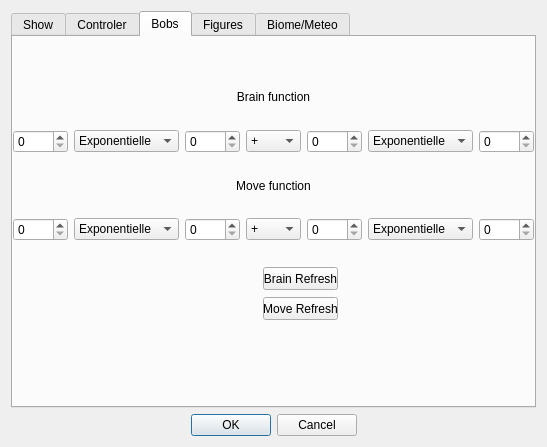
This is view/Settings.ui in yetanotherf0rked/3a_bobbar as Qt 5 draws it before an edit. The edited form follows.
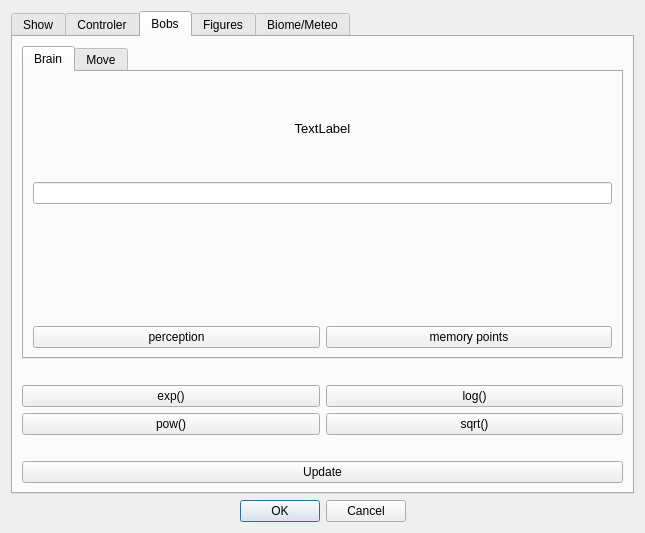
This is the edited form. The open tabs and pages were chosen to show the change.

Commit message: Change move and brain modification

The edit to the form file:
```diff
--- a/view/Settings.ui
+++ b/view/Settings.ui
@@ -6,18 +6,18 @@
    <rect>
     <x>0</x>
     <y>0</y>
-    <width>547</width>
-    <height>447</height>
+    <width>645</width>
+    <height>533</height>
    </rect>
   </property>
   <property name="windowTitle">
    <string>Form</string>
   </property>
-  <layout class="QVBoxLayout" name="verticalLayout_3">
+  <layout class="QVBoxLayout" name="verticalLayout_2">
    <item>
     <widget class="QTabWidget" name="tabWidget">
      <property name="currentIndex">
-      <number>0</number>
+      <number>2</number>
      </property>
      <widget class="QWidget" name="tab">
       <attribute name="title">
@@ -125,220 +125,258 @@
       <attribute name="title">
        <string>Bobs</string>
       </attribute>
-      <widget class="QWidget" name="layoutWidget">
-       <property name="geometry">
-        <rect>
-         <x>0</x>
-         <y>33</y>
-         <width>521</width>
-         <height>171</height>
-        </rect>
-       </property>
-       <layout class="QVBoxLayout" name="verticalLayout_2">
-        <item>
-         <widget class="QLabel" name="brain_label">
-          <property name="text">
-           <string>Brain function</string>
-          </property>
-          <property name="alignment">
-           <set>Qt::AlignCenter</set>
-          </property>
+      <layout class="QGridLayout" name="gridLayout_3">
+       <item row="2" column="0">
+        <layout class="QGridLayout" name="gridLayout_2" columnstretch="0,0" columnminimumwidth="0,0">
+         <item row="7" column="0" colspan="2">
+          <widget class="QPushButton" name="pushButton">
+           <property name="text">
+            <string>Update</string>
+           </property>
+          </widget>
+         </item>
+         <item row="4" column="0">
+          <widget class="QPushButton" name="pushButton_3">
+           <property name="text">
+            <string>exp()</string>
+           </property>
+          </widget>
+         </item>
+         <item row="5" column="1">
+          <widget class="QPushButton" name="pushButton_6">
+           <property name="text">
+            <string>sqrt()</string>
+           </property>
+          </widget>
+         </item>
+         <item row="5" column="0">
+          <widget class="QPushButton" name="pushButton_5">
+           <property name="text">
+            <string>pow()</string>
+           </property>
+          </widget>
+         </item>
+         <item row="4" column="1">
+          <widget class="QPushButton" name="pushButton_9">
+           <property name="text">
+            <string>log()</string>
+           </property>
+          </widget>
+         </item>
+         <item row="6" column="0" colspan="2">
+          <spacer name="verticalSpacer_7">
+           <property name="orientation">
+            <enum>Qt::Horizontal</enum>
+           </property>
+           <property name="sizeType">
+            <enum>QSizePolicy::Fixed</enum>
+           </property>
+           <property name="sizeHint" stdset="0">
+            <size>
+             <width>40</width>
+             <height>20</height>
+            </size>
+           </property>
+          </spacer>
+         </item>
+        </layout>
+       </item>
+       <item row="0" column="0">
+        <widget class="QTabWidget" name="tabWidget_2">
+         <property name="currentIndex">
+          <number>1</number>
+         </property>
+         <widget class="QWidget" name="tab_7">
+          <attribute name="title">
+           <string>Brain</string>
+          </attribute>
+          <layout class="QGridLayout" name="gridLayout_4">
+           <item row="0" column="0">
+            <layout class="QGridLayout" name="gridLayout">
+             <item row="2" column="0" colspan="2">
+              <spacer name="verticalSpacer">
+               <property name="orientation">
+                <enum>Qt::Vertical</enum>
+               </property>
+               <property name="sizeType">
+                <enum>QSizePolicy::Fixed</enum>
+               </property>
+               <property name="sizeHint" stdset="0">
+                <size>
+                 <width>20</width>
+                 <height>40</height>
+                </size>
+               </property>
+              </spacer>
+             </item>
+             <item row="5" column="1">
+              <widget class="QPushButton" name="pushButton_7">
+               <property name="text">
+                <string>memory points</string>
+               </property>
+              </widget>
+             </item>
+             <item row="3" column="0" colspan="2">
+              <widget class="QLineEdit" name="brain_lineEdit"/>
+             </item>
+             <item row="5" column="0">
+              <widget class="QPushButton" name="pushButton_8">
+               <property name="text">
+                <string>perception</string>
+               </property>
+              </widget>
+             </item>
+             <item row="0" column="0" colspan="2">
+              <spacer name="verticalSpacer_2">
+               <property name="orientation">
+                <enum>Qt::Vertical</enum>
+               </property>
+               <property name="sizeType">
+                <enum>QSizePolicy::Fixed</enum>
+               </property>
+               <property name="sizeHint" stdset="0">
+                <size>
+                 <width>20</width>
+                 <height>40</height>
+                </size>
+               </property>
+              </spacer>
+             </item>
+             <item row="1" column="0" colspan="2">
+              <widget class="QLabel" name="label_3">
+               <property name="font">
+                <font>
+                 <pointsize>10</pointsize>
+                </font>
+               </property>
+               <property name="text">
+                <string>TextLabel</string>
+               </property>
+               <property name="alignment">
+                <set>Qt::AlignCenter</set>
+               </property>
+              </widget>
+             </item>
+             <item row="4" column="0" colspan="2">
+              <spacer name="verticalSpacer_3">
+               <property name="orientation">
+                <enum>Qt::Vertical</enum>
+               </property>
+               <property name="sizeHint" stdset="0">
+                <size>
+                 <width>20</width>
+                 <height>40</height>
+                </size>
+               </property>
+              </spacer>
+             </item>
+            </layout>
+           </item>
+          </layout>
          </widget>
-        </item>
-        <item>
-         <layout class="QHBoxLayout" name="brain_consommation_layout">
-          <item>
-           <widget class="QSpinBox" name="brain_coeff0"/>
-          </item>
-          <item>
-           <widget class="QComboBox" name="brain_function0">
-            <item>
+         <widget class="QWidget" name="tab_6">
+          <attribute name="title">
+           <string>Move</string>
+          </attribute>
+          <layout class="QGridLayout" name="gridLayout_8">
+           <item row="5" column="0">
+            <widget class="QPushButton" name="pushButton_16">
              <property name="text">
-              <string>Exponentielle</string>
+              <string>velocity</string>
              </property>
-            </item>
-            <item>
+            </widget>
+           </item>
+           <item row="5" column="1">
+            <widget class="QPushButton" name="pushButton_17">
              <property name="text">
-              <string>Logarithme</string>
+              <string>masse</string>
              </property>
-            </item>
-            <item>
-             <property name="text">
-              <string>Polynôme</string>
+            </widget>
+           </item>
+           <item row="1" column="0" colspan="2">
+            <widget class="QLabel" name="label_4">
+             <property name="font">
+              <font>
+               <pointsize>10</pointsize>
+              </font>
              </property>
-            </item>
-           </widget>
-          </item>
-          <item>
-           <widget class="QSpinBox" name="brain_coeff1"/>
-          </item>
-          <item>
-           <widget class="QComboBox" name="brain_function1">
-            <item>
              <property name="text">
-              <string>+</string>
+              <string>TextLabel</string>
              </property>
-            </item>
-            <item>
-             <property name="text">
-              <string>-</string>
+             <property name="alignment">
+              <set>Qt::AlignCenter</set>
              </property>
-            </item>
-            <item>
-             <property name="text">
-              <string>x</string>
+            </widget>
+           </item>
+           <item row="3" column="0" colspan="2">
+            <widget class="QLineEdit" name="move_lineEdit"/>
+           </item>
+           <item row="0" column="0" colspan="2">
+            <spacer name="verticalSpacer_5">
+             <property name="orientation">
+              <enum>Qt::Vertical</enum>
              </property>
-            </item>
-            <item>
-             <property name="text">
-              <string>/</string>
+             <property name="sizeType">
+              <enum>QSizePolicy::Fixed</enum>
              </property>
-            </item>
-           </widget>
-          </item>
-          <item>
-           <widget class="QSpinBox" name="brain_coeff2"/>
-          </item>
-          <item>
-           <widget class="QComboBox" name="brain_function2">
-            <item>
-             <property name="text">
-              <string>Exponentielle</string>
+             <property name="sizeHint" stdset="0">
+              <size>
+               <width>20</width>
+               <height>40</height>
+              </size>
              </property>
-            </item>
-            <item>
-             <property name="text">
-              <string>Logarithme</string>
+            </spacer>
+           </item>
+           <item row="2" column="0" colspan="2">
+            <spacer name="verticalSpacer_4">
+             <property name="orientation">
+              <enum>Qt::Vertical</enum>
              </property>
-            </item>
-            <item>
-             <property name="text">
-              <string>Polynôme</string>
+             <property name="sizeType">
+              <enum>QSizePolicy::Fixed</enum>
              </property>
-            </item>
-           </widget>
-          </item>
-          <item>
-           <widget class="QSpinBox" name="brain_coeff3"/>
-          </item>
-         </layout>
-        </item>
-        <item>
-         <widget class="QLabel" name="move_label">
-          <property name="text">
-           <string>Move function</string>
-          </property>
-          <property name="alignment">
-           <set>Qt::AlignCenter</set>
-          </property>
-         </widget>
-        </item>
-        <item>
-         <layout class="QHBoxLayout" name="move_consommation_layout">
-          <item>
-           <widget class="QSpinBox" name="move_coeff0"/>
-          </item>
-          <item>
-           <widget class="QComboBox" name="move_function0">
-            <item>
-             <property name="text">
-              <string>Exponentielle</string>
+             <property name="sizeHint" stdset="0">
+              <size>
+               <width>20</width>
+               <height>40</height>
+              </size>
              </property>
-            </item>
-            <item>
-             <property name="text">
-              <string>Logarithme</string>
+            </spacer>
+           </item>
+           <item row="4" column="0" colspan="2">
+            <spacer name="verticalSpacer_6">
+             <property name="orientation">
+              <enum>Qt::Vertical</enum>
              </property>
-            </item>
-            <item>
-             <property name="text">
-              <string>Polynôme</string>
+             <property name="sizeHint" stdset="0">
+              <size>
+               <width>20</width>
+               <height>40</height>
+              </size>
              </property>
-            </item>
-           </widget>
-          </item>
-          <item>
-           <widget class="QSpinBox" name="move_coeff1"/>
-          </item>
-          <item>
-           <widget class="QComboBox" name="move_function1">
-            <item>
-             <property name="text">
-              <string>+</string>
-             </property>
-            </item>
-            <item>
-             <property name="text">
-              <string>-</string>
-             </property>
-            </item>
-            <item>
-             <property name="text">
-              <string>x</string>
-             </property>
-            </item>
-            <item>
-             <property name="text">
-              <string>/</string>
-             </property>
-            </item>
-           </widget>
-          </item>
-          <item>
-           <widget class="QSpinBox" name="move_coeff2"/>
-          </item>
-          <item>
-           <widget class="QComboBox" name="move_function2">
-            <item>
-             <property name="text">
-              <string>Exponentielle</string>
-             </property>
-            </item>
-            <item>
-             <property name="text">
-              <string>Logarithme</string>
-             </property>
-            </item>
-            <item>
-             <property name="text">
-              <string>Polynôme</string>
-             </property>
-            </item>
-           </widget>
-          </item>
-          <item>
-           <widget class="QSpinBox" name="move_coeff3"/>
-          </item>
-         </layout>
-        </item>
-       </layout>
-      </widget>
-      <widget class="QPushButton" name="pushButton">
-       <property name="geometry">
-        <rect>
-         <x>250</x>
-         <y>230</y>
-         <width>75</width>
-         <height>23</height>
-        </rect>
-       </property>
-       <property name="text">
-        <string>Brain Refresh</string>
-       </property>
-      </widget>
-      <widget class="QPushButton" name="pushButton_3">
-       <property name="geometry">
-        <rect>
-         <x>250</x>
-         <y>260</y>
-         <width>75</width>
-         <height>23</height>
-        </rect>
-       </property>
-       <property name="text">
-        <string>Move Refresh</string>
-       </property>
-      </widget>
+            </spacer>
+           </item>
+          </layout>
+         </widget>
+        </widget>
+       </item>
+       <item row="1" column="0">
+        <spacer name="verticalSpacer_8">
+         <property name="orientation">
+          <enum>Qt::Horizontal</enum>
+         </property>
+         <property name="sizeType">
+          <enum>QSizePolicy::Expanding</enum>
+         </property>
+         <property name="sizeHint" stdset="0">
+          <size>
+           <width>40</width>
+           <height>20</height>
+          </size>
+         </property>
+        </spacer>
+       </item>
+      </layout>
      </widget>
      <widget class="QWidget" name="tab_4">
       <attribute name="title">
@@ -405,8 +443,8 @@
            <rect>
             <x>0</x>
             <y>0</y>
-            <width>106</width>
-            <height>176</height>
+            <width>165</width>
+            <height>270</height>
            </rect>
           </property>
           <layout class="QFormLayout" name="formLayout">
```
Left out of the diff: 48 changed lines with no effect on the pictures. The commit also changes 2 other files.
